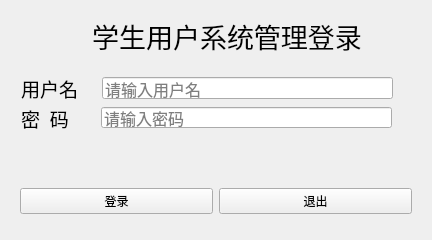
Before: the Qt Designer form st_mge/stu_login.ui in ALBION23/Student_Manage, drawn with Qt 5.
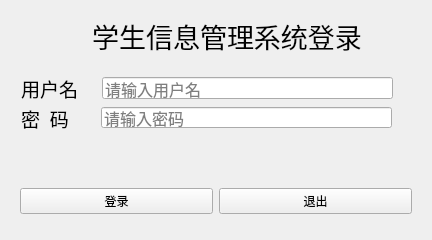
After: the same form once the commit is applied. Icons and pictures are not drawn.

```diff
--- a/st_mge/stu_login.ui
+++ b/st_mge/stu_login.ui
@@ -173,7 +173,7 @@
       </font>
      </property>
      <property name="text">
-      <string>学生用户系统管理登录</string>
+      <string>学生信息管理系统登录</string>
      </property>
      <property name="alignment">
       <set>Qt::AlignCenter</set>
```
